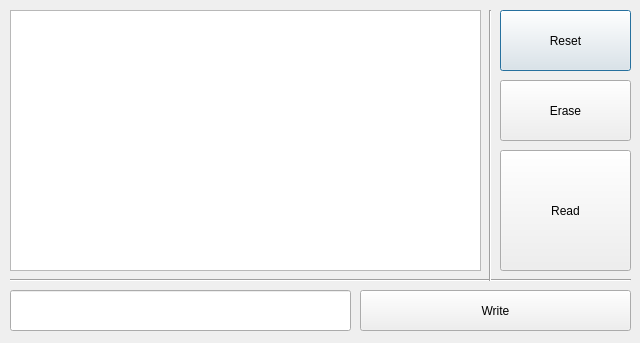
This is cardeditor.ui in Kellel/cardreader as Qt 5 draws it before an edit. The edited form follows.
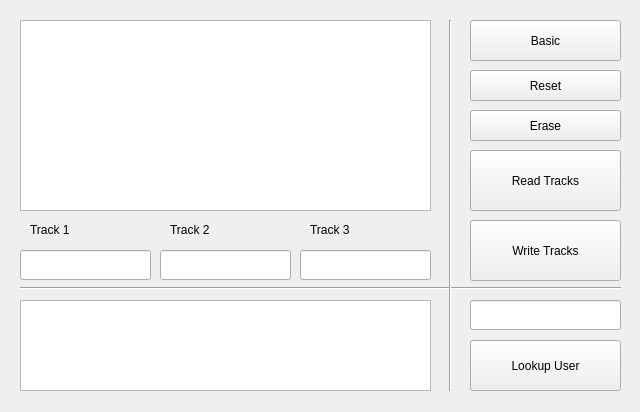
This is the edited form. The open tabs and pages were chosen to show the change.

```diff
--- a/cardeditor.ui
+++ b/cardeditor.ui
@@ -7,112 +7,326 @@
     <x>0</x>
     <y>0</y>
     <width>640</width>
-    <height>343</height>
+    <height>412</height>
    </rect>
   </property>
   <property name="windowTitle">
    <string>Card Editor</string>
   </property>
-  <widget class="QPlainTextEdit" name="statusEdit">
+  <widget class="QStackedWidget" name="stackedWidget">
    <property name="geometry">
     <rect>
-     <x>10</x>
-     <y>10</y>
-     <width>471</width>
-     <height>261</height>
+     <x>0</x>
+     <y>-10</y>
+     <width>641</width>
+     <height>411</height>
     </rect>
    </property>
-   <property name="readOnly">
-    <bool>true</bool>
-   </property>
-  </widget>
-  <widget class="QPushButton" name="resetButton">
-   <property name="geometry">
-    <rect>
-     <x>500</x>
-     <y>10</y>
-     <width>131</width>
-     <height>61</height>
-    </rect>
-   </property>
-   <property name="text">
-    <string>Reset</string>
-   </property>
-  </widget>
-  <widget class="QPushButton" name="eraseButton">
-   <property name="geometry">
-    <rect>
-     <x>500</x>
-     <y>80</y>
-     <width>131</width>
-     <height>61</height>
-    </rect>
-   </property>
-   <property name="text">
-    <string>Erase</string>
-   </property>
-  </widget>
-  <widget class="QPushButton" name="readButton">
-   <property name="geometry">
-    <rect>
-     <x>500</x>
-     <y>150</y>
-     <width>131</width>
-     <height>121</height>
-    </rect>
-   </property>
-   <property name="text">
-    <string>Read</string>
-   </property>
-  </widget>
-  <widget class="QLineEdit" name="track1Edit">
-   <property name="geometry">
-    <rect>
-     <x>10</x>
-     <y>290</y>
-     <width>341</width>
-     <height>41</height>
-    </rect>
-   </property>
-  </widget>
-  <widget class="Line" name="line">
-   <property name="geometry">
-    <rect>
-     <x>10</x>
-     <y>270</y>
-     <width>621</width>
-     <height>20</height>
-    </rect>
-   </property>
-   <property name="orientation">
-    <enum>Qt::Horizontal</enum>
-   </property>
-  </widget>
-  <widget class="QPushButton" name="writeButton">
-   <property name="geometry">
-    <rect>
-     <x>360</x>
-     <y>290</y>
-     <width>271</width>
-     <height>41</height>
-    </rect>
-   </property>
-   <property name="text">
-    <string>Write</string>
-   </property>
-  </widget>
-  <widget class="Line" name="line_2">
-   <property name="geometry">
-    <rect>
-     <x>480</x>
-     <y>10</y>
-     <width>20</width>
-     <height>271</height>
-    </rect>
-   </property>
-   <property name="orientation">
-    <enum>Qt::Vertical</enum>
-   </property>
+   <widget class="QWidget" name="basicPage">
+    <widget class="Line" name="line">
+     <property name="geometry">
+      <rect>
+       <x>20</x>
+       <y>320</y>
+       <width>601</width>
+       <height>21</height>
+      </rect>
+     </property>
+     <property name="orientation">
+      <enum>Qt::Horizontal</enum>
+     </property>
+    </widget>
+    <widget class="Line" name="line_2">
+     <property name="geometry">
+      <rect>
+       <x>440</x>
+       <y>30</y>
+       <width>21</width>
+       <height>371</height>
+      </rect>
+     </property>
+     <property name="orientation">
+      <enum>Qt::Vertical</enum>
+     </property>
+    </widget>
+    <widget class="QPlainTextEdit" name="statusEdit">
+     <property name="geometry">
+      <rect>
+       <x>20</x>
+       <y>30</y>
+       <width>411</width>
+       <height>281</height>
+      </rect>
+     </property>
+    </widget>
+    <widget class="QLineEdit" name="userEdit">
+     <property name="geometry">
+      <rect>
+       <x>20</x>
+       <y>350</y>
+       <width>411</width>
+       <height>51</height>
+      </rect>
+     </property>
+    </widget>
+    <widget class="QPushButton" name="advancedButton">
+     <property name="geometry">
+      <rect>
+       <x>470</x>
+       <y>30</y>
+       <width>151</width>
+       <height>41</height>
+      </rect>
+     </property>
+     <property name="text">
+      <string>Advanced</string>
+     </property>
+    </widget>
+    <widget class="QPushButton" name="readButton">
+     <property name="geometry">
+      <rect>
+       <x>470</x>
+       <y>120</y>
+       <width>151</width>
+       <height>81</height>
+      </rect>
+     </property>
+     <property name="text">
+      <string>Read</string>
+     </property>
+    </widget>
+    <widget class="QPushButton" name="writeButton">
+     <property name="geometry">
+      <rect>
+       <x>470</x>
+       <y>230</y>
+       <width>151</width>
+       <height>81</height>
+      </rect>
+     </property>
+     <property name="text">
+      <string>Write</string>
+     </property>
+    </widget>
+    <widget class="QPushButton" name="lookupButton">
+     <property name="geometry">
+      <rect>
+       <x>470</x>
+       <y>350</y>
+       <width>151</width>
+       <height>51</height>
+      </rect>
+     </property>
+     <property name="text">
+      <string>Lookup</string>
+     </property>
+    </widget>
+   </widget>
+   <widget class="QWidget" name="advancedPage">
+    <widget class="QPushButton" name="pushButton">
+     <property name="geometry">
+      <rect>
+       <x>470</x>
+       <y>30</y>
+       <width>151</width>
+       <height>41</height>
+      </rect>
+     </property>
+     <property name="text">
+      <string>Basic</string>
+     </property>
+    </widget>
+    <widget class="QPlainTextEdit" name="plainTextEdit">
+     <property name="geometry">
+      <rect>
+       <x>20</x>
+       <y>310</y>
+       <width>411</width>
+       <height>91</height>
+      </rect>
+     </property>
+    </widget>
+    <widget class="Line" name="line_3">
+     <property name="geometry">
+      <rect>
+       <x>20</x>
+       <y>290</y>
+       <width>601</width>
+       <height>16</height>
+      </rect>
+     </property>
+     <property name="orientation">
+      <enum>Qt::Horizontal</enum>
+     </property>
+    </widget>
+    <widget class="QLineEdit" name="userEdit_2">
+     <property name="geometry">
+      <rect>
+       <x>470</x>
+       <y>310</y>
+       <width>151</width>
+       <height>30</height>
+      </rect>
+     </property>
+    </widget>
+    <widget class="QPushButton" name="pushButton_2">
+     <property name="geometry">
+      <rect>
+       <x>470</x>
+       <y>350</y>
+       <width>151</width>
+       <height>51</height>
+      </rect>
+     </property>
+     <property name="text">
+      <string>Lookup User</string>
+     </property>
+    </widget>
+    <widget class="QPlainTextEdit" name="plainTextEdit_2">
+     <property name="geometry">
+      <rect>
+       <x>20</x>
+       <y>30</y>
+       <width>411</width>
+       <height>191</height>
+      </rect>
+     </property>
+    </widget>
+    <widget class="Line" name="line_4">
+     <property name="geometry">
+      <rect>
+       <x>440</x>
+       <y>30</y>
+       <width>20</width>
+       <height>371</height>
+      </rect>
+     </property>
+     <property name="orientation">
+      <enum>Qt::Vertical</enum>
+     </property>
+    </widget>
+    <widget class="QLineEdit" name="lineEdit_2">
+     <property name="geometry">
+      <rect>
+       <x>20</x>
+       <y>260</y>
+       <width>131</width>
+       <height>30</height>
+      </rect>
+     </property>
+    </widget>
+    <widget class="QLineEdit" name="lineEdit_3">
+     <property name="geometry">
+      <rect>
+       <x>160</x>
+       <y>260</y>
+       <width>131</width>
+       <height>30</height>
+      </rect>
+     </property>
+    </widget>
+    <widget class="QLineEdit" name="lineEdit_4">
+     <property name="geometry">
+      <rect>
+       <x>300</x>
+       <y>260</y>
+       <width>131</width>
+       <height>30</height>
+      </rect>
+     </property>
+    </widget>
+    <widget class="QLabel" name="label">
+     <property name="geometry">
+      <rect>
+       <x>30</x>
+       <y>230</y>
+       <width>77</width>
+       <height>20</height>
+      </rect>
+     </property>
+     <property name="text">
+      <string>Track 1</string>
+     </property>
+    </widget>
+    <widget class="QLabel" name="label_2">
+     <property name="geometry">
+      <rect>
+       <x>170</x>
+       <y>230</y>
+       <width>77</width>
+       <height>20</height>
+      </rect>
+     </property>
+     <property name="text">
+      <string>Track 2</string>
+     </property>
+    </widget>
+    <widget class="QLabel" name="label_3">
+     <property name="geometry">
+      <rect>
+       <x>310</x>
+       <y>230</y>
+       <width>77</width>
+       <height>20</height>
+      </rect>
+     </property>
+     <property name="text">
+      <string>Track 3</string>
+     </property>
+    </widget>
+    <widget class="QPushButton" name="pushButton_3">
+     <property name="geometry">
+      <rect>
+       <x>470</x>
+       <y>80</y>
+       <width>151</width>
+       <height>31</height>
+      </rect>
+     </property>
+     <property name="text">
+      <string>Reset</string>
+     </property>
+    </widget>
+    <widget class="QPushButton" name="pushButton_4">
+     <property name="geometry">
+      <rect>
+       <x>470</x>
+       <y>120</y>
+       <width>151</width>
+       <height>31</height>
+      </rect>
+     </property>
+     <property name="text">
+      <string>Erase</string>
+     </property>
+    </widget>
+    <widget class="QPushButton" name="pushButton_5">
+     <property name="geometry">
+      <rect>
+       <x>470</x>
+       <y>160</y>
+       <width>151</width>
+       <height>61</height>
+      </rect>
+     </property>
+     <property name="text">
+      <string>Read Tracks</string>
+     </property>
+    </widget>
+    <widget class="QPushButton" name="pushButton_6">
+     <property name="geometry">
+      <rect>
+       <x>470</x>
+       <y>230</y>
+       <width>151</width>
+       <height>61</height>
+      </rect>
+     </property>
+     <property name="text">
+      <string>Write Tracks</string>
+     </property>
+    </widget>
+   </widget>
   </widget>
  </widget>
  <resources/>
```
Left out of the diff: 2 changed lines with no effect on the pictures.
